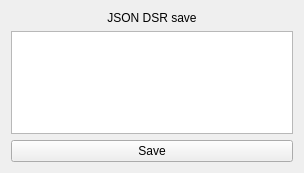
First picture: the form in agents/graph_launcher/src/localUI.ui, repository robocomp/robocomp-shadow, before the edit.
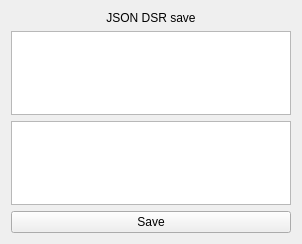
Second picture: the form after the edit.

```diff
--- a/agents/graph_launcher/src/localUI.ui
+++ b/agents/graph_launcher/src/localUI.ui
@@ -6,8 +6,8 @@
    <rect>
     <x>0</x>
     <y>0</y>
-    <width>304</width>
-    <height>173</height>
+    <width>302</width>
+    <height>244</height>
    </rect>
   </property>
   <property name="windowTitle">
@@ -24,6 +24,9 @@
      </property>
     </widget>
    </item>
+   <item>
+    <widget class="QListView" name="graph_list"/>
+   </item>
    <item>
     <widget class="QTextEdit" name="json_name"/>
    </item>
```
